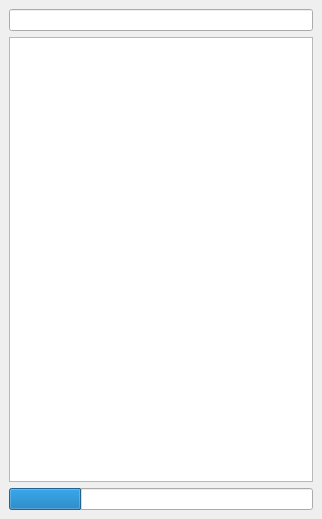
Before: the Qt Designer form forms/repofilterabletreewidget.ui in 3drepo/3drepogui, drawn with Qt 5.
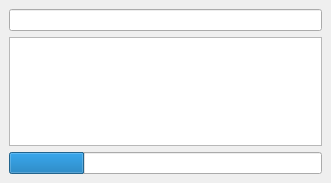
After: the same form once the commit is applied. Custom widgets are drawn as their Qt base class.

Commit message: #61 Fixed crash when trying to launch commit dialog with no 3D model open.

```diff
--- a/forms/repofilterabletreewidget.ui
+++ b/forms/repofilterabletreewidget.ui
@@ -6,8 +6,8 @@
    <rect>
     <x>0</x>
     <y>0</y>
-    <width>322</width>
-    <height>519</height>
+    <width>331</width>
+    <height>183</height>
    </rect>
   </property>
   <property name="windowTitle">
```
The commit also changes 2 other files.
